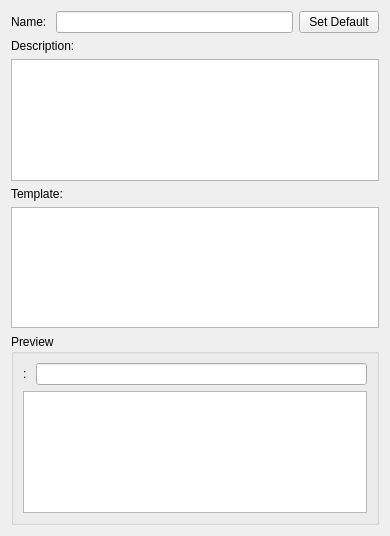
Above: src/ui/templateinfowidget.ui from LambolAlee/PasTk-Cpp before the change. Below: the same form after it.
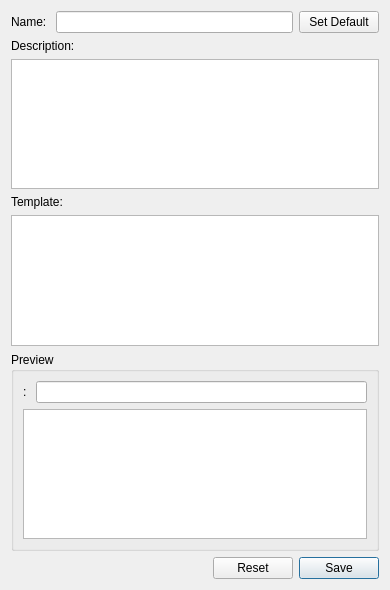
That is the form after the change.

Commit message: improve template functions and connect pastes with templates

```diff
--- a/src/ui/templateinfowidget.ui
+++ b/src/ui/templateinfowidget.ui
@@ -7,24 +7,14 @@
     <x>0</x>
     <y>0</y>
     <width>390</width>
-    <height>536</height>
+    <height>590</height>
    </rect>
   </property>
   <property name="windowTitle">
    <string>Form</string>
   </property>
-  <layout class="QFormLayout" name="formLayout">
-   <item row="2" column="0" colspan="2">
-    <widget class="QTextEdit" name="textEdit"/>
-   </item>
-   <item row="1" column="0" colspan="2">
-    <widget class="QLabel" name="label_2">
-     <property name="text">
-      <string>Description: </string>
-     </property>
-    </widget>
-   </item>
-   <item row="0" column="0" colspan="2">
+  <layout class="QVBoxLayout" name="verticalLayout">
+   <item>
     <layout class="QHBoxLayout" name="horizontalLayout">
      <item>
       <widget class="QLabel" name="label">
@@ -45,17 +35,27 @@
      </item>
     </layout>
    </item>
-   <item row="3" column="0" colspan="2">
+   <item>
+    <widget class="QLabel" name="label_2">
+     <property name="text">
+      <string>Description: </string>
+     </property>
+    </widget>
+   </item>
+   <item>
+    <widget class="QTextEdit" name="descriptionEdit"/>
+   </item>
+   <item>
     <widget class="QLabel" name="label_3">
      <property name="text">
       <string>Template: </string>
      </property>
     </widget>
    </item>
-   <item row="4" column="0" colspan="2">
-    <widget class="QTextEdit" name="textEdit_2"/>
+   <item>
+    <widget class="QTextEdit" name="templateEdit"/>
    </item>
-   <item row="5" column="0" colspan="2">
+   <item>
     <widget class="QGroupBox" name="groupBox">
      <property name="title">
       <string>Preview</string>
@@ -69,7 +69,11 @@
        </widget>
       </item>
       <item row="0" column="1">
-       <widget class="QLineEdit" name="lineEdit_2"/>
+       <widget class="QLineEdit" name="dataEdit">
+        <property name="clearButtonEnabled">
+         <bool>true</bool>
+        </property>
+       </widget>
       </item>
       <item row="1" column="0" colspan="2">
        <widget class="QTextBrowser" name="textBrowser"/>
@@ -77,6 +81,36 @@
      </layout>
     </widget>
    </item>
+   <item>
+    <layout class="QHBoxLayout" name="horizontalLayout_2">
+     <item>
+      <spacer name="horizontalSpacer">
+       <property name="orientation">
+        <enum>Qt::Horizontal</enum>
+       </property>
+       <property name="sizeHint" stdset="0">
+        <size>
+         <width>40</width>
+         <height>20</height>
+        </size>
+       </property>
+      </spacer>
+     </item>
+     <item>
+      <widget class="QDialogButtonBox" name="buttonBox">
+       <property name="sizePolicy">
+        <sizepolicy hsizetype="Fixed" vsizetype="Fixed">
+         <horstretch>0</horstretch>
+         <verstretch>0</verstretch>
+        </sizepolicy>
+       </property>
+       <property name="standardButtons">
+        <set>QDialogButtonBox::Reset|QDialogButtonBox::Save</set>
+       </property>
+      </widget>
+     </item>
+    </layout>
+   </item>
   </layout>
  </widget>
  <resources/>
```
Left out of the diff: 6 changed lines with no effect on the pictures. The commit also changes 34 other files.
